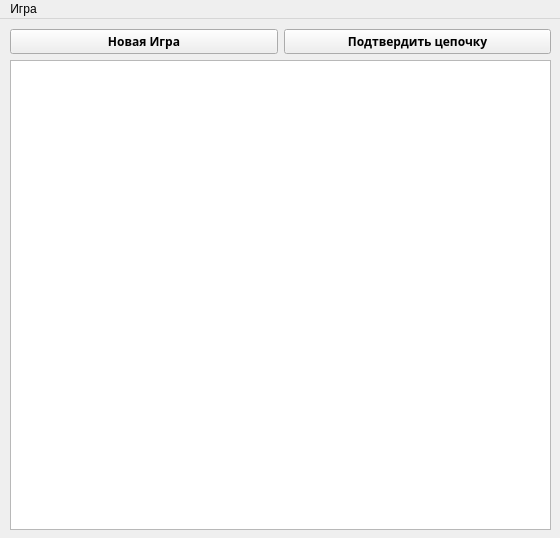
Above: 5-13/MainWindow.ui from serenkiyvolchok/PrinceAndPrincessGame before the change. Below: the same form after it.
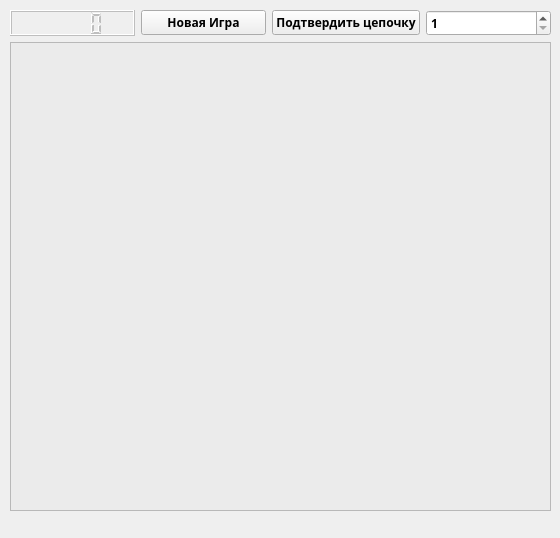
That is the form after the change.

Commit message: немного дизайна

The edit to the form file:
```diff
--- a/5-13/MainWindow.ui
+++ b/5-13/MainWindow.ui
@@ -35,6 +35,13 @@
      </property>
      <item>
       <layout class="QHBoxLayout" name="horizontalLayout">
+       <item>
+        <widget class="QLCDNumber" name="scorelcdNumber">
+         <property name="enabled">
+          <bool>false</bool>
+         </property>
+        </widget>
+       </item>
        <item>
         <widget class="QPushButton" name="newGamePushButton">
          <property name="font">
@@ -63,10 +70,94 @@
          </property>
         </widget>
        </item>
+       <item>
+        <widget class="QSpinBox" name="levelSpinBox">
+         <property name="font">
+          <font>
+           <family>Montserrat Black</family>
+           <weight>75</weight>
+           <bold>true</bold>
+          </font>
+         </property>
+         <property name="minimum">
+          <number>1</number>
+         </property>
+         <property name="maximum">
+          <number>2</number>
+         </property>
+        </widget>
+       </item>
       </layout>
      </item>
      <item>
       <widget class="QTableView" name="gameFieldTableView">
+       <property name="palette">
+        <palette>
+         <active>
+          <colorrole role="Base">
+           <brush brushstyle="SolidPattern">
+            <color alpha="255">
+             <red>235</red>
+             <green>235</green>
+             <blue>235</blue>
+            </color>
+           </brush>
+          </colorrole>
+          <colorrole role="PlaceholderText">
+           <brush brushstyle="SolidPattern">
+            <color alpha="128">
+             <red>207</red>
+             <green>207</green>
+             <blue>207</blue>
+            </color>
+           </brush>
+          </colorrole>
+         </active>
+         <inactive>
+          <colorrole role="Base">
+           <brush brushstyle="SolidPattern">
+            <color alpha="255">
+             <red>235</red>
+             <green>235</green>
+             <blue>235</blue>
+            </color>
+           </brush>
+          </colorrole>
+          <colorrole role="PlaceholderText">
+           <brush brushstyle="SolidPattern">
+            <color alpha="128">
+             <red>207</red>
+             <green>207</green>
+             <blue>207</blue>
+            </color>
+           </brush>
+          </colorrole>
+         </inactive>
+         <disabled>
+          <colorrole role="Base">
+           <brush brushstyle="SolidPattern">
+            <color alpha="255">
+             <red>240</red>
+             <green>240</green>
+             <blue>240</blue>
+            </color>
+           </brush>
+          </colorrole>
+          <colorrole role="PlaceholderText">
+           <brush brushstyle="SolidPattern">
+            <color alpha="128">
+             <red>207</red>
+             <green>207</green>
+             <blue>207</blue>
+            </color>
+           </brush>
+          </colorrole>
+         </disabled>
+        </palette>
+       </property>
+       <property name="autoFillBackground">
+        <bool>false</bool>
+       </property>
        <property name="styleSheet">
         <string notr="true">QTableView { gridline-color: green; }</string>
        </property>
@@ -90,26 +181,6 @@
     </layout>
    </widget>
   </widget>
-  <widget class="QMenuBar" name="menubar">
-   <property name="geometry">
-    <rect>
-     <x>0</x>
-     <y>0</y>
-     <width>560</width>
-     <height>22</height>
-    </rect>
-   </property>
-   <widget class="QMenu" name="menu">
-    <property name="title">
-     <string>Игра</string>
-    </property>
-    <addaction name="action"/>
-    <addaction name="action_2"/>
-    <addaction name="separator"/>
-    <addaction name="action_5"/>
-   </widget>
-   <addaction name="menu"/>
-  </widget>
   <action name="action">
    <property name="text">
     <string>&amp;Новая</string>
```
The commit also changes 5 other files.
